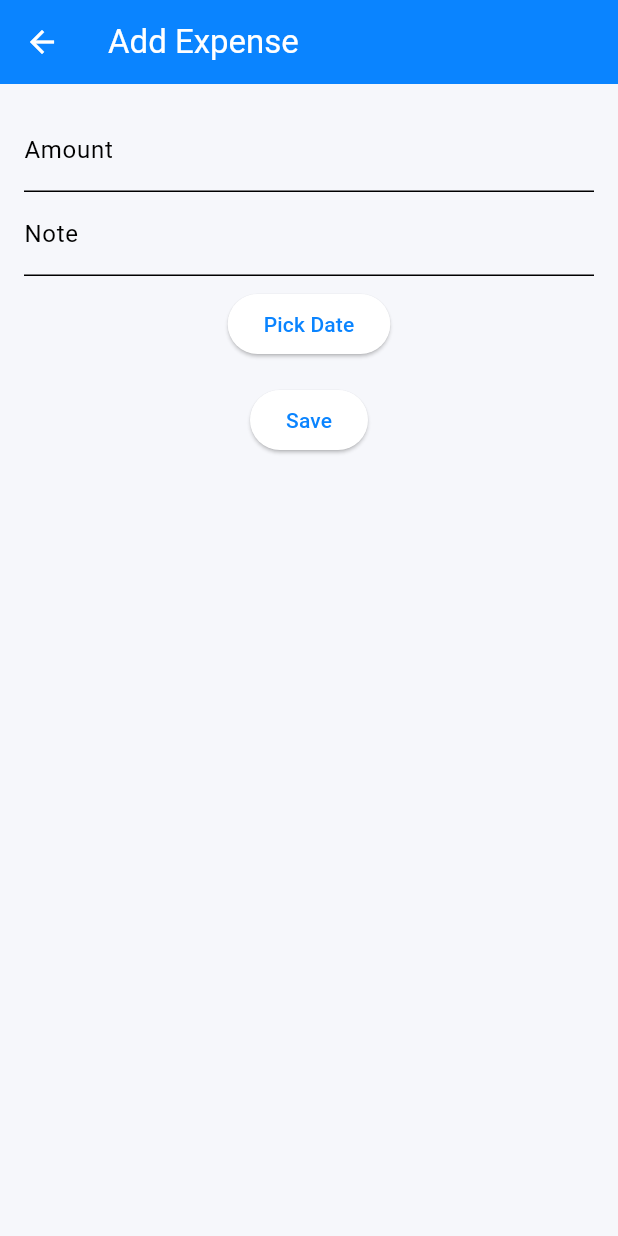
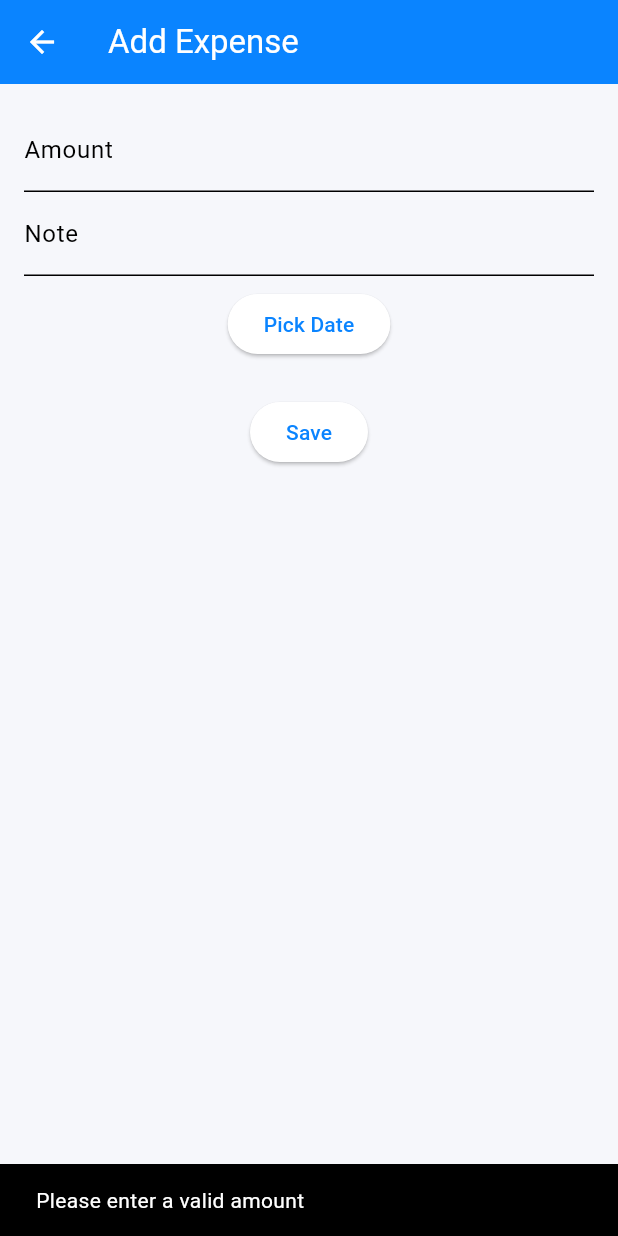
Before and after one commit to BasharFaisal/Expense_Tracker, a Flutter app: the AddExpenseView screen opened by its route, after a tap on "Save", on a phone screen of 412 x 824 dp. Run offline on Flutter 3.47's test engine with Material 3 defaults, Android fonts, the phone set to English and light mode, and no system bars; our stand-ins replace get, shared_preferences, sqflite; accounts and stored records are empty.

Commit message:
fix save button

```diff
--- a/lib/views/add_expense_view.dart
+++ b/lib/views/add_expense_view.dart
@@ -1,4 +1,9 @@
 import 'package:flutter/material.dart';
+import 'package:get/get.dart';
+
+import '../controllers/expense_controller.dart';
+import '../models/expense_model.dart';
+import '../services/storage_service.dart';
 
 class AddExpenseView extends StatefulWidget {
   const AddExpenseView({Key? key}) : super(key: key);
@@ -12,6 +17,10 @@ class AddExpenseViewState extends State<AddExpenseView> {
   final _noteController = TextEditingController();
 
   DateTime _selectedDate = DateTime.now();
+  final int _selectedCategoryId = 1;
+  final int _selectedPaymentMethodId = 1;
+
+  final ExpenseController _expenseController = ExpenseController();
 
   @override
   Widget build(BuildContext context) {
@@ -44,11 +53,48 @@ class AddExpenseViewState extends State<AddExpenseView> {
               child: const Text('Pick Date'),
             ),
             const SizedBox(height: 16),
+            const SizedBox(height: 8),
             ElevatedButton(
-                onPressed: () {
-                  // Call ExpenseController.addExpense
-                },
-                child: const Text('Save')),
+              onPressed: () async {
+                final amount = double.tryParse(_amountController.text);
+                if (amount == null || amount <= 0) {
+                  if (context.mounted) {
+                    ScaffoldMessenger.of(context).showSnackBar(
+                      const SnackBar(
+                          content: Text('Please enter a valid amount')),
+                    );
+                  }
+                  return;
+                }
+
+                final userId = StorageService.instance.userId ?? 0;
+                final expense = Expense(
+                  amount: amount,
+                  note: _noteController.text.isEmpty
+                      ? null
+                      : _noteController.text,
+                  date: _selectedDate,
+                  userId: userId,
+                  categoryId: _selectedCategoryId,
+                  paymentMethodId: _selectedPaymentMethodId,
+                );
+
+                try {
+                  await _expenseController.addExpense(expense);
+                  if (context.mounted) {
+                    Get.back();
+                    Get.snackbar('Success', 'Expense saved');
+                  }
+                } catch (e) {
+                  if (context.mounted) {
+                    ScaffoldMessenger.of(context).showSnackBar(
+                      SnackBar(content: Text('Save failed: $e')),
+                    );
+                  }
+                }
+              },
+              child: const Text('Save'),
+            ),
           ],
         ),
       ),
```
